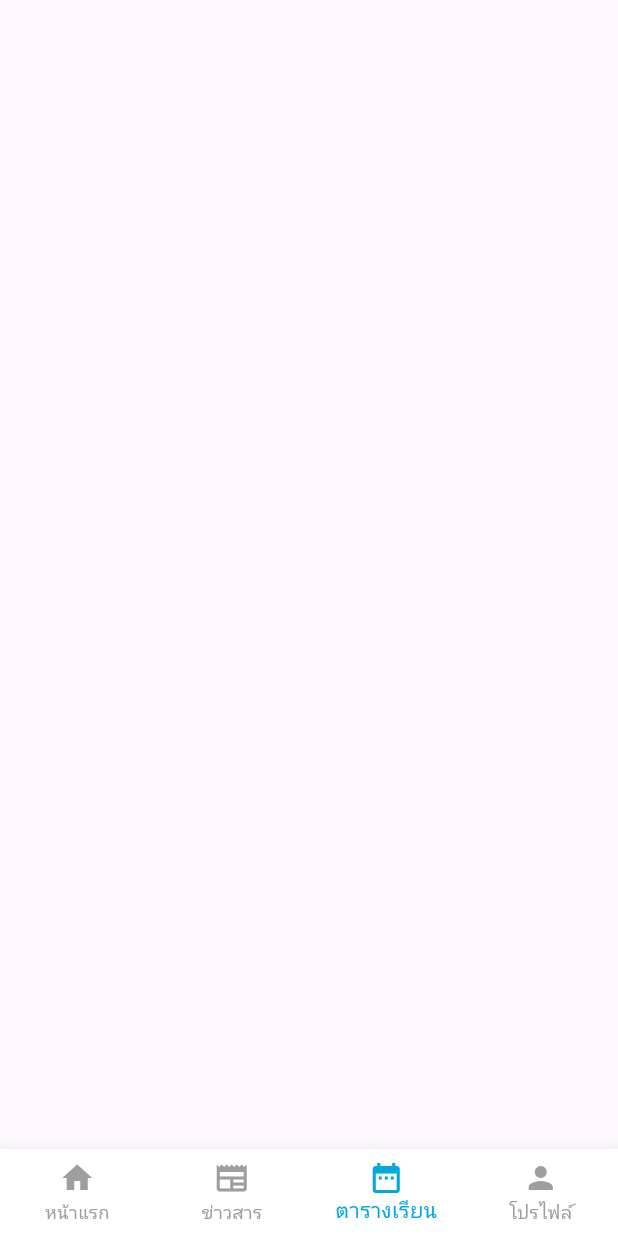
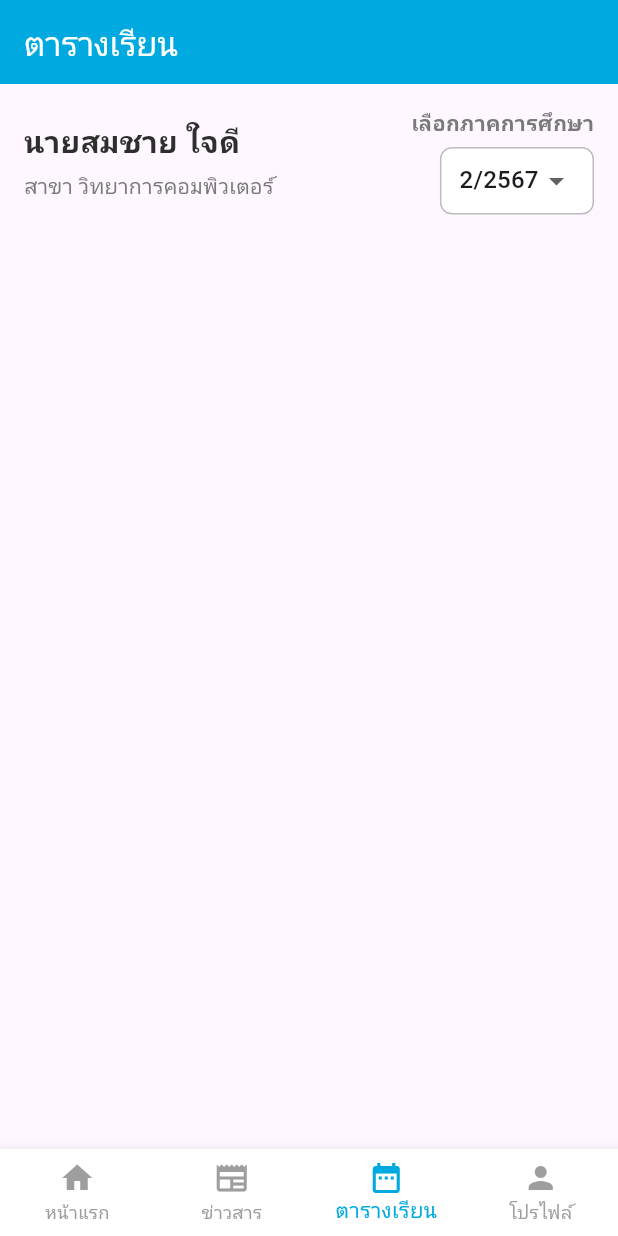
Before and after one commit to FoamNR/smartstuden, a Flutter app: the screen it shows after launch, item 3 of the bottom bar chosen, on a phone screen of 412 x 824 dp. Run offline on Flutter 3.47's test engine with Material 3 defaults, Android fonts, the phone set to English and light mode, and no system bars.

Commit message:
add name and year

```diff
--- a/lib/screens/timetable.dart
+++ b/lib/screens/timetable.dart
@@ -1,6 +1,5 @@
 import 'package:flutter/material.dart';
 import 'package:flutter/services.dart';
-
 
 class TimeTablePage extends StatefulWidget {
   const TimeTablePage({super.key});
@@ -10,16 +9,103 @@ class TimeTablePage extends StatefulWidget {
 }
 
 class _TimeTablePageState extends State<TimeTablePage> {
+  String? selectedYear = '2/2567'; // ค่าเริ่มต้น
+  final List<String> years = [
+    '1/2567',
+    '2/2567',
+    '1/2568',
+    '2/2568',
+  ];
+
   @override
   Widget build(BuildContext context) {
     return Scaffold(
       appBar: AppBar(
-        toolbarHeight: 0,
         backgroundColor: const Color(0XFF00A9E0),
         systemOverlayStyle: const SystemUiOverlayStyle(
           statusBarColor: Colors.transparent,
-          statusBarIconBrightness: Brightness.light, // Android → สีขาว
-          statusBarBrightness: Brightness.dark, // iOS → สีขาว
+          statusBarIconBrightness: Brightness.light,
+          statusBarBrightness: Brightness.dark,
+        ),
+        iconTheme: const IconThemeData(color: Colors.white),
+        title: const Text('ตารางเรียน', style: TextStyle(color: Colors.white)),
+      ),
+      body: SingleChildScrollView(
+        padding: const EdgeInsets.all(16),
+        child: Column(
+          children: [
+            Row(
+              mainAxisAlignment: MainAxisAlignment.spaceBetween,
+              crossAxisAlignment: CrossAxisAlignment.center,
+              children: [
+                // ข้อมูลนักศึกษา
+                Column(
+                  crossAxisAlignment: CrossAxisAlignment.start,
+                  children: const [
+                    Text(
+                      'นายสมชาย ใจดี',
+                      style: TextStyle(
+                        fontSize: 20,
+                        color: Color(0xFF2E2E2E),
+                        fontWeight: FontWeight.w700,
+                      ),
+                    ),
+                    SizedBox(height: 4),
+                    Text(
+                      'สาขา วิทยาการคอมพิวเตอร์',
+                      style: TextStyle(
+                        color: Color(0xFF7A7A7A),
+                        fontSize: 14,
+                      ),
+                    ),
+                  ],
+                ),
+
+                // Dropdown ปีการศึกษา
+                Column(
+                  crossAxisAlignment: CrossAxisAlignment.end,
+                  children: [
+                    const Text(
+                      'เลือกภาคการศึกษา',
+                      style: TextStyle(
+                        color: Color(0xFF7A7A7A),
+                        fontWeight: FontWeight.bold,
+                      ),
+                    ),
+                    const SizedBox(height: 6),
+                    Container(
+                      height: 45,
+                      padding: const EdgeInsets.symmetric(horizontal: 12, ),
+                      decoration: BoxDecoration(
+                        borderRadius: BorderRadius.circular(8),
+                        border: Border.all(color: Colors.grey.shade400),
+                        color: Colors.white,
+                      ),
+                      child: DropdownButtonHideUnderline(
+                        child: DropdownButton<String>(
+                          value: selectedYear,
+                          items: years.map((String year) {
+                            return DropdownMenuItem<String>(
+                              value: year,
+                              child: Text(
+                                year,
+                                style: const TextStyle(fontSize: 16),
+                              ),
+                            );
+                          }).toList(),
+                          onChanged: (String? newValue) {
+                            setState(() {
+                              selectedYear = newValue;
+                            });
+                          },
+                        ),
+                      ),
+                    ),
+                  ],
+                ),
+              ],
+            ),
+          ],
         ),
       ),
     );
```
